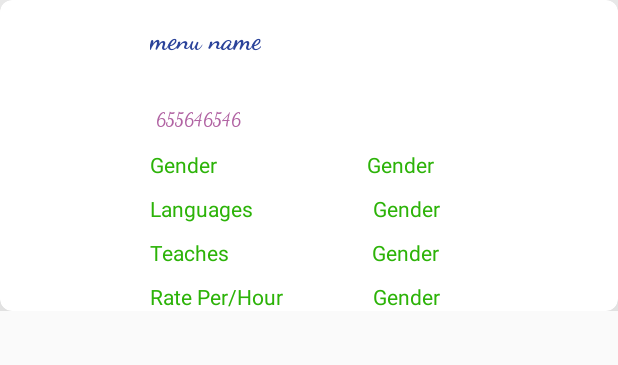
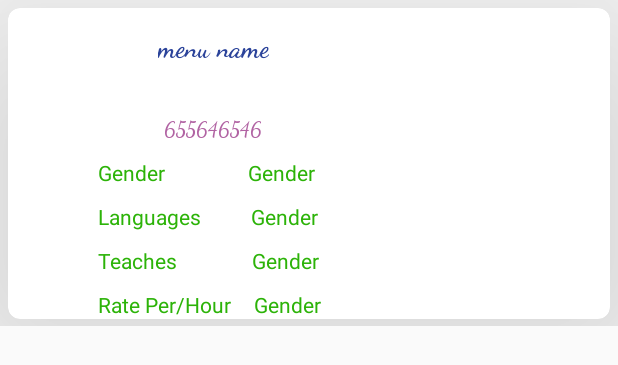
Before and after one commit to NaveedAhmed143/Learntogether, an Android app: the layout mylayout.xml on its own in the app's theme, with its tools: preview values and no code run, on a phone screen of 412 x 824 dp. Shown: the top 365 px of the screen. Run offline under Robolectric (Android 15) with nearby library versions, the phone set to English and light mode, and no system bars.

Commit message:
Upadated until 1/jan/2k20

```diff
--- a/app/src/main/res/layout/activity_recommendation.xml
+++ b/app/src/main/res/layout/activity_recommendation.xml
@@ -4,15 +4,15 @@
     xmlns:tools="http://schemas.android.com/tools"
     android:orientation="vertical"
     android:layout_width="match_parent"
-    android:divider="@color/colorAccent"
-    android:showDividers="end"
     tools:context=".Recommendation"
     android:layout_height="wrap_content">
         <androidx.recyclerview.widget.RecyclerView
             android:layout_width="match_parent"
             android:layout_height="wrap_content"
             android:layout_centerHorizontal="true"
+            android:dividerHeight="2px"
             android:scrollbars="vertical"
+            android:divider="#E61414"
             android:id="@+id/recyclerViewfortutorRecommended"
             />
 
--- a/app/src/main/res/layout/mylayout.xml
+++ b/app/src/main/res/layout/mylayout.xml
@@ -2,6 +2,7 @@
 <LinearLayout xmlns:android="http://schemas.android.com/apk/res/android"
     android:layout_width="match_parent"
     android:layout_height="wrap_content"
+    xmlns:app="http://schemas.android.com/tools"
     android:orientation="vertical"
     xmlns:card_view="http://schemas.android.com/apk/res-auto">
 
@@ -9,14 +10,20 @@
     <LinearLayout
         android:layout_width="match_parent"
         android:layout_height="wrap_content"
+        android:divider="#FAA"
+        android:showDividers="end"
         android:orientation="vertical">
 
-
         <androidx.cardview.widget.CardView
+            android:layout_margin="5dp"
+            app:cardUseCompatPadding="true"
+            app:cardElevation="6dp"
+            app:cardCornerRadius="3dp"
             android:paddingTop="50dp"
             android:layout_width="match_parent"
             android:layout_height="wrap_content"
             android:elevation="100dp"
+            android:background="#DB0065"
             android:padding="20dp"
             android:scrollbars="vertical"
             card_view:cardBackgroundColor='#ffffff'
@@ -83,7 +90,7 @@
                         android:textColor="#b163a3"
                         android:textColorHighlight="#2b439a"
                         android:textColorHint="#2b439a"
-                        android:textSize="12dp" />
+                        android:textSize="14dp" />
 
                 </LinearLayout>
 
@@ -106,7 +113,7 @@
                         android:layout_width="wrap_content"
                         android:layout_height="wrap_content"
                         android:layout_marginTop="100dp"
-                        android:paddingLeft="40dp"
+                        android:paddingLeft="0dp"
                         android:text="Gender"
                         android:textColor="#2CB308" />
 
@@ -115,7 +122,7 @@
                         android:layout_width="wrap_content"
                         android:layout_height="wrap_content"
                         android:layout_marginTop="100dp"
-                        android:paddingLeft="100dp"
+                        android:paddingLeft="55dp"
                         android:text="Gender"
                         android:textColor="#2CB308" />
 
@@ -130,7 +137,7 @@
                         android:layout_width="wrap_content"
                         android:layout_height="wrap_content"
                         android:layout_marginTop="10dp"
-                        android:paddingLeft="40dp"
+                        android:paddingLeft="0dp"
                         android:text="Languages"
                         android:textColor="#2CB308" />
 
@@ -139,7 +146,7 @@
                         android:layout_width="wrap_content"
                         android:layout_height="wrap_content"
                         android:layout_marginTop="10dp"
-                        android:paddingLeft="80dp"
+                        android:paddingLeft="33dp"
                         android:text="Gender"
                         android:textColor="#2CB308" />
 
@@ -154,7 +161,7 @@
                         android:layout_width="wrap_content"
                         android:layout_height="wrap_content"
                         android:layout_marginTop="10dp"
-                        android:paddingLeft="40dp"
+                        android:paddingLeft="0dp"
                         android:text="Teaches"
                         android:textColor="#2CB308" />
 
@@ -163,7 +170,7 @@
                         android:layout_width="wrap_content"
                         android:layout_height="wrap_content"
                         android:layout_marginTop="10dp"
-                        android:paddingLeft="95dp"
+                        android:paddingLeft="50dp"
                         android:text="Gender"
                         android:textColor="#2CB308" />
 
@@ -178,7 +185,7 @@
                         android:layout_width="wrap_content"
                         android:layout_height="wrap_content"
                         android:layout_marginTop="10dp"
-                        android:paddingLeft="40dp"
+                        android:paddingLeft="0dp"
                         android:text="Rate Per/Hour"
                         android:textColor="#2CB308" />
 
@@ -187,7 +194,7 @@
                         android:layout_width="wrap_content"
                         android:layout_height="wrap_content"
                         android:layout_marginTop="10dp"
-                        android:paddingLeft="60dp"
+                        android:paddingLeft="15dp"
                         android:text="Gender"
                         android:textColor="#2CB308" />
 
```
Also changed, not shown: app/src/main/java/com/example/learntogether/RecommendTutorsfromCards.java (+98 -2 lines), app/src/main/java/com/example/learntogether/Recommendation.java (+6 -7 lines), app/src/main/java/com/example/learntogether/Signupteacher.java (+8 -7 lines), app/src/main/res/layout/activity_updateprofile.xml (+3 -4 lines).
